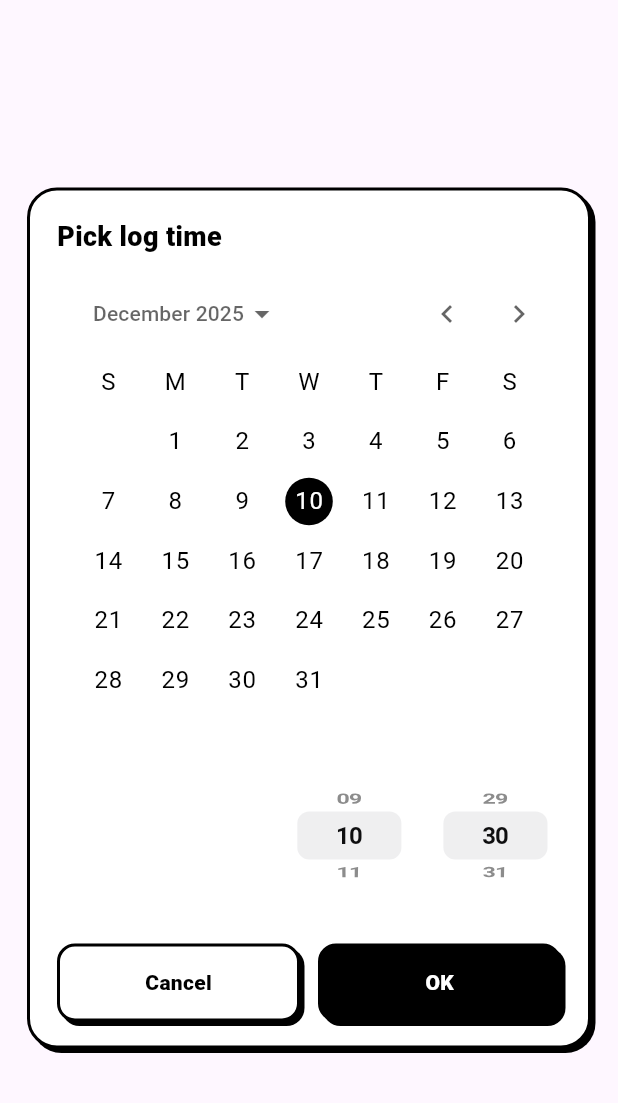
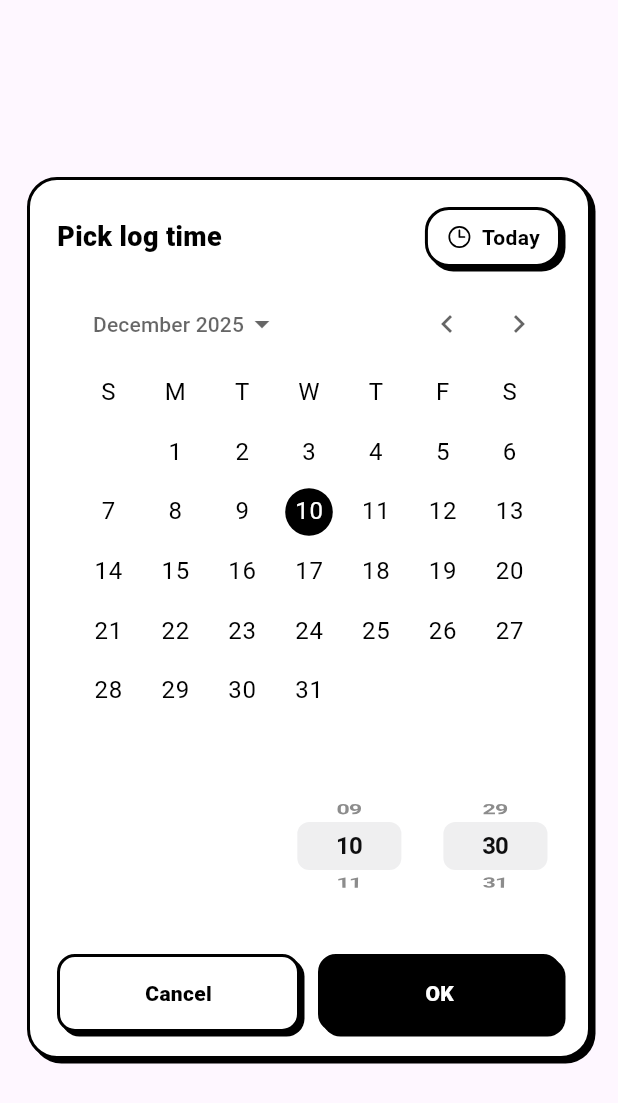
Before and after one commit to beerbeatbox/zen-money-tracking, a Flutter app: the _LogTimePickerDialog widget shown alone on an empty page, opened directly with empty values, on a phone screen of 412 x 824 dp. Shown: the top 1103 px of the screen. Run offline on Flutter 3.47's test engine with Material 3 defaults, Android fonts, the phone set to English and light mode, and no system bars; our stand-ins replace auto_size_text, csv, dio, flutter_riverpod, go_router, heroicons and 2 more; generated files the repository leaves out were written again.

Commit message:
feat: Add "Today" button to Log Time Picker Dialog for quick date selection
- Implemented a new button in the Log Time Picker Dialog that allows users to quickly select the current date and time.
- Enhanced the dialog layout by integrating a HeroIcon and OutlinedSurface for improved visual appeal.
- Updated the state management to reflect the selected date and time when the "Today" button is tapped.

```diff
--- a/lib/features/home/presentation/widgets/log_time_picker_dialog.dart
+++ b/lib/features/home/presentation/widgets/log_time_picker_dialog.dart
@@ -1,7 +1,9 @@
+import 'package:anti/core/extensions/widget_extension.dart';
 import 'package:anti/features/home/presentation/widgets/outlined_action_button.dart';
 import 'package:anti/features/home/presentation/widgets/outlined_surface.dart';
 import 'package:flutter/cupertino.dart';
 import 'package:flutter/material.dart';
+import 'package:heroicons/heroicons.dart';
 
 Future<DateTime?> showLogTimePickerDialog(
   BuildContext context, {
@@ -50,6 +52,25 @@ class _LogTimePickerDialogState extends State<_LogTimePickerDialog> {
     super.dispose();
   }
 
+  void _handleToday() {
+    final now = DateTime.now();
+    setState(() {
+      _selectedDate = DateTime(now.year, now.month, now.day);
+      _selectedHour = now.hour;
+      _selectedMinute = now.minute;
+    });
+    _hourController.animateToItem(
+      _selectedHour,
+      duration: const Duration(milliseconds: 240),
+      curve: Curves.easeOut,
+    );
+    _minuteController.animateToItem(
+      _selectedMinute,
+      duration: const Duration(milliseconds: 240),
+      curve: Curves.easeOut,
+    );
+  }
+
   void _handleOk() {
     final result = DateTime(
       _selectedDate.year,
@@ -81,6 +102,8 @@ class _LogTimePickerDialogState extends State<_LogTimePickerDialog> {
           mainAxisSize: MainAxisSize.min,
           crossAxisAlignment: CrossAxisAlignment.start,
           children: [
+            Row(
+              children: [
                 const Text(
                   'Pick log time',
                   style: TextStyle(
@@ -88,6 +111,36 @@ class _LogTimePickerDialogState extends State<_LogTimePickerDialog> {
                     fontWeight: FontWeight.w800,
                     color: Colors.black,
                   ),
+                ),
+                const Spacer(),
+                OutlinedSurface(
+                  padding: const EdgeInsets.symmetric(
+                    horizontal: 12,
+                    vertical: 8,
+                  ),
+                  borderRadius: BorderRadius.circular(16),
+
+                  child: Row(
+                    mainAxisSize: MainAxisSize.min,
+                    children: const [
+                      HeroIcon(
+                        HeroIcons.clock,
+                        style: HeroIconStyle.outline,
+                        color: Colors.black,
+                        size: 18,
+                      ),
+                      SizedBox(width: 6),
+                      Text(
+                        'Today',
+                        style: TextStyle(
+                          fontWeight: FontWeight.w700,
+                          color: Colors.black,
+                        ),
+                      ),
+                    ],
+                  ),
+                ).onTap(onTap: _handleToday),
+              ],
             ),
             const SizedBox(height: 12),
             ConstrainedBox(
@@ -131,6 +184,7 @@ class _LogTimePickerDialogState extends State<_LogTimePickerDialog> {
                 child: Material(
                   type: MaterialType.transparency,
                   child: CalendarDatePicker(
+                    key: ValueKey(_selectedDate.toIso8601String()),
                     initialCalendarMode: DatePickerMode.day,
                     initialDate: _selectedDate,
                     firstDate: firstDate,
```
Lines whose indentation alone changed are shown as unchanged.
